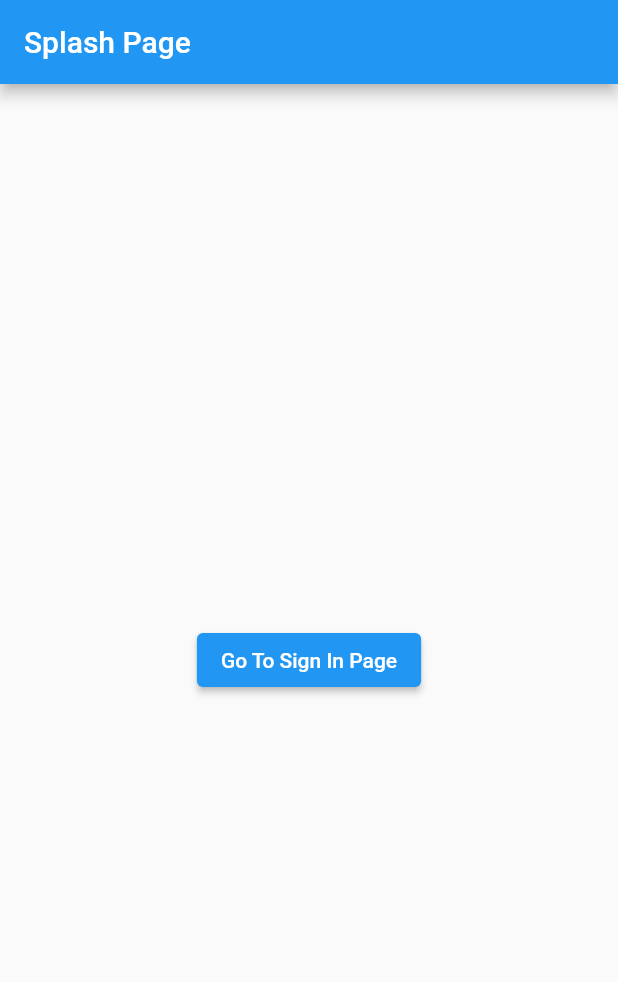
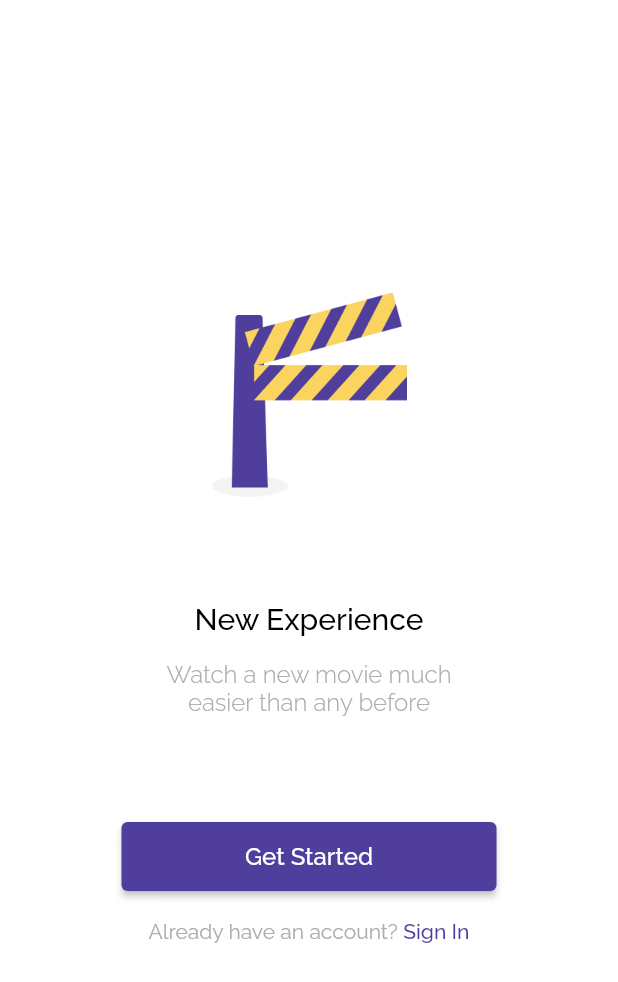
Before and after one commit to yusupcr9/yusup_flutix, a Flutter app: the screen it shows after launch, on a phone screen of 412 x 824 dp. Shown: the top 982 px of the screen. Run offline on Flutter 3.47's test engine with Material 2 defaults, Android fonts, the light colour scheme and no system bars; our stand-ins replace bloc, cloud_firestore, equatable, firebase_auth, firebase_core, flutter_bloc and 1 more; accounts and stored records are empty.

Commit message:
Splash Page

```diff
--- a/yusup_flutix/lib/ui/pages/splash_page.dart
+++ b/yusup_flutix/lib/ui/pages/splash_page.dart
@@ -6,16 +6,63 @@ class SplashPage extends StatelessWidget {
   @override
   Widget build(BuildContext context) {
     return Scaffold(
-      appBar: AppBar(
-        title: Text("Splash Page"),
-      ),
-      body: Center(
-          child: ElevatedButton(
-        child: Text("Go To Sign In Page"),
-        onPressed: () {
-          context.read<PageBloc>().add(GoToLoginPage());
-        },
-      )),
+      backgroundColor: Colors.white,
+      body: Container(
+          padding: EdgeInsets.symmetric(horizontal: defaultMargin),
+          child: Column(
+            mainAxisAlignment: MainAxisAlignment.center,
+            crossAxisAlignment: CrossAxisAlignment.center,
+            children: [
+              Container(
+                height: 136,
+                decoration: BoxDecoration(
+                    image:
+                        DecorationImage(image: AssetImage("assets/logo.png"))),
+              ),
+              Container(
+                margin: EdgeInsets.only(top: 70, bottom: 16),
+                child: Text(
+                  "New Experience",
+                  style: blackTextFont.copyWith(fontSize: 20),
+                ),
+              ),
+              Text(
+                "Watch a new movie much\neasier than any before",
+                style: greyTextFont.copyWith(
+                    fontSize: 16, fontWeight: FontWeight.w300),
+                textAlign: TextAlign.center,
+              ),
+              Container(
+                width: 250,
+                height: 46,
+                margin: EdgeInsets.only(top: 70, bottom: 19),
+                child: ElevatedButton(
+                  child: Text(
+                    "Get Started",
+                    style: whiteTextFont.copyWith(fontSize: 16),
+                  ),
+                  style: ElevatedButton.styleFrom(
+                    primary: mainColor,
+                  ),
+                  onPressed: () {},
+                ),
+              ),
+              Row(
+                mainAxisAlignment: MainAxisAlignment.center,
+                children: [
+                  Text(
+                    "Already have an account? ",
+                    style: greyTextFont.copyWith(fontWeight: FontWeight.w400),
+                  ),
+                  GestureDetector(
+                      onTap: () {
+                        context.read<PageBloc>().add(GoToLoginPage());
+                      },
+                      child: Text("Sign In", style: purpleTextFont)),
+                ],
+              ),
+            ],
+          )),
     );
   }
 }
--- a/yusup_flutix/pubspec.yaml
+++ b/yusup_flutix/pubspec.yaml
@@ -53,8 +53,8 @@ flutter:
   # the material Icons class.
   uses-material-design: true
   # To add assets to your application, add an assets section, like this:
-  # assets:
-  #   - images/a_dot_burr.jpeg
+  assets:
+    - assets/
   #   - images/a_dot_ham.jpeg
   # An image asset can refer to one or more resolution-specific "variants", see
   # https://flutter.dev/assets-and-images/#resolution-aware.
```
